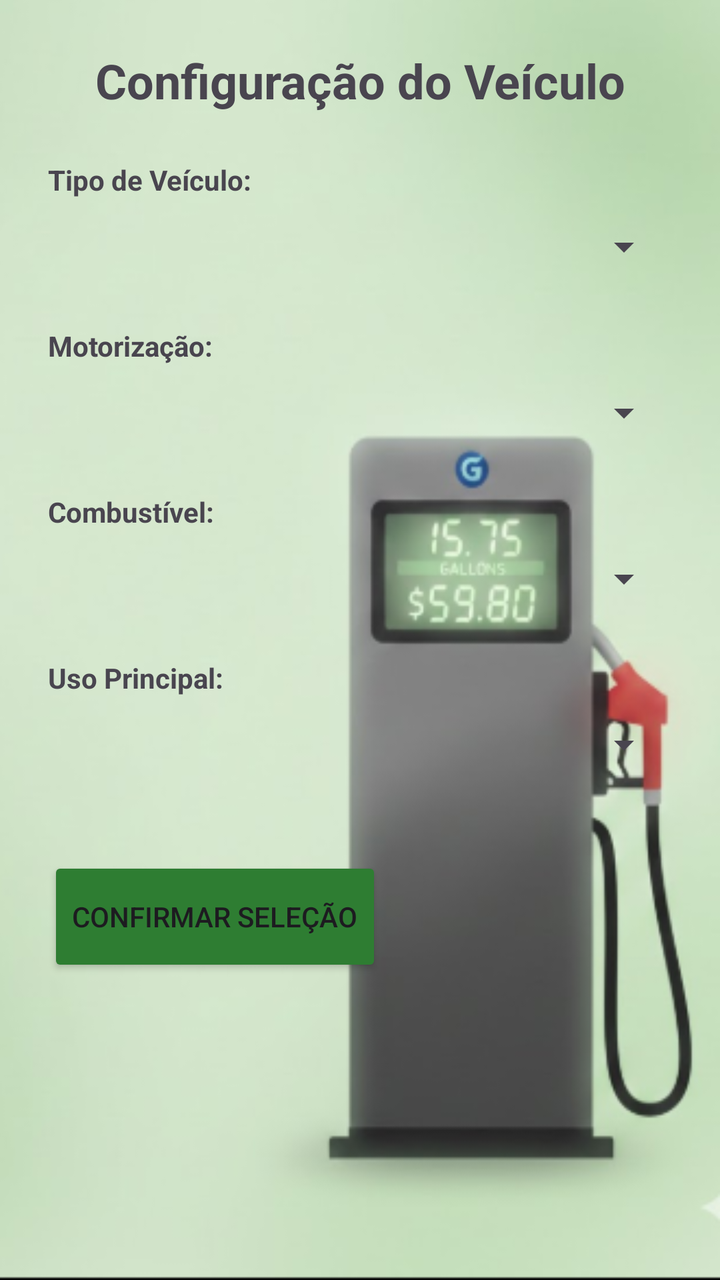
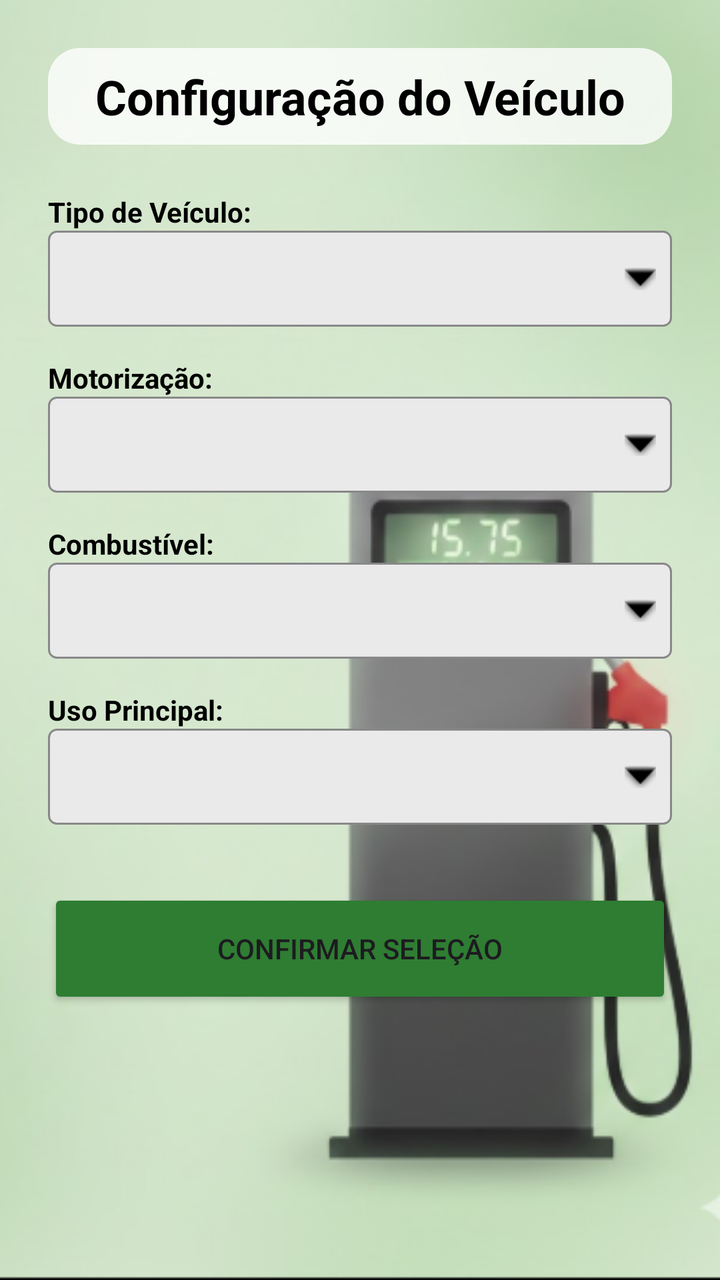

The first picture is an Android layout as it rendered before a commit; the second is the same layout after the commit. The layout source and the unified diff follow.
<!-- AndroidManifest.xml: application theme Theme.AppPostoGasolina -->
<!-- res/layout/activity_lista_combustivel.xml -->
<?xml version="1.0" encoding="utf-8"?>
<LinearLayout xmlns:android="http://schemas.android.com/apk/res/android"
    android:layout_width="match_parent"
    android:layout_height="match_parent"
    android:orientation="vertical"
    android:background="@drawable/fundo"
    android:padding="24dp">

    <TextView
        android:layout_width="match_parent"
        android:layout_height="wrap_content"
        android:text="Configuração do Veículo"
        android:textSize="24sp"
        android:textStyle="bold"
        android:gravity="center"
        android:layout_marginBottom="24dp"/>

    <TextView
        android:layout_width="wrap_content"
        android:layout_height="wrap_content"
        android:text="Tipo de Veículo:"
        android:textStyle="bold"/>
    <Spinner
        android:id="@+id/spTipoVeiculo"
        android:layout_width="match_parent"
        android:layout_height="wrap_content"
        android:layout_marginBottom="16dp"
        android:minHeight="48dp"/>

    <TextView
        android:layout_width="wrap_content"
        android:layout_height="wrap_content"
        android:text="Motorização:"
        android:textStyle="bold"/>
    <Spinner
        android:id="@+id/spMotorizacao"
        android:layout_width="match_parent"
        android:layout_height="wrap_content"
        android:layout_marginBottom="16dp"
        android:minHeight="48dp"/>

    <TextView
        android:layout_width="wrap_content"
        android:layout_height="wrap_content"
        android:text="Combustível:"
        android:textStyle="bold"/>
    <Spinner
        android:id="@+id/spCombustivel"
        android:layout_width="match_parent"
        android:layout_height="wrap_content"
        android:layout_marginBottom="16dp"
        android:minHeight="48dp"/>

    <TextView
        android:layout_width="wrap_content"
        android:layout_height="wrap_content"
        android:text="Uso Principal:"
        android:textStyle="bold"/>
    <Spinner
        android:id="@+id/spUso"
        android:layout_width="match_parent"
        android:layout_height="wrap_content"
        android:layout_marginBottom="32dp"
        android:minHeight="48dp"/>

    <Button
        android:id="@+id/btnConfirmar"
        android:layout_width="wrap_content"
        android:layout_height="60dp"
        android:text="Confirmar Seleção"
        android:backgroundTint="@color/primary_green"/>

</LinearLayout>
<!-- resources referenced by this layout -->
<resources>
  <color name="primary_green">#2E7D32</color>
  <!-- drawable fundo: png bitmap (drawable, 97595 bytes) -->
  <style name="Theme.AppPostoGasolina" parent="Base.Theme.AppPostoGasolina" />
  <style name="Base.Theme.AppPostoGasolina" parent="Theme.Material3.DayNight.NoActionBar">
          <item name="colorPrimary">@color/primary_green</item>
          <item name="colorPrimaryVariant">@color/primary_green_dark</item>
          <item name="colorOnPrimary">@color/white</item>
  
          <item name="colorSecondary">@color/secondary_orange</item>
          <item name="colorOnSecondary">@color/white</item>
  
          <item name="android:colorBackground">@color/background_light</item>
      </style>
  <color name="primary_green_dark">#1B5E20</color>
  <color name="white">#FFFFFFFF</color>
  <color name="secondary_orange">#763E04</color>
  <color name="background_light">#F5F5F5</color>
</resources>

<!-- the commit's change to res/layout/activity_lista_combustivel.xml (unified diff, before → after) -->
@@ -13,60 +13,76 @@
         android:textSize="24sp"
         android:textStyle="bold"
         android:gravity="center"
+        android:textColor="@android:color/black"
+        android:background="@drawable/bg_card_translucido"
+        android:padding="8dp"
         android:layout_marginBottom="24dp"/>
 
     <TextView
         android:layout_width="wrap_content"
         android:layout_height="wrap_content"
         android:text="Tipo de Veículo:"
-        android:textStyle="bold"/>
+        android:textStyle="bold"
+        android:textColor="@android:color/black"/>
+
     <Spinner
         android:id="@+id/spTipoVeiculo"
         android:layout_width="match_parent"
         android:layout_height="wrap_content"
         android:layout_marginBottom="16dp"
+        android:background="@drawable/bg_spinner"
         android:minHeight="48dp"/>
 
     <TextView
         android:layout_width="wrap_content"
         android:layout_height="wrap_content"
         android:text="Motorização:"
-        android:textStyle="bold"/>
+        android:textStyle="bold"
+        android:textColor="@android:color/black"/>
+
     <Spinner
         android:id="@+id/spMotorizacao"
         android:layout_width="match_parent"
         android:layout_height="wrap_content"
         android:layout_marginBottom="16dp"
+        android:background="@drawable/bg_spinner"
         android:minHeight="48dp"/>
 
     <TextView
         android:layout_width="wrap_content"
         android:layout_height="wrap_content"
         android:text="Combustível:"
-        android:textStyle="bold"/>
+        android:textStyle="bold"
+        android:textColor="@android:color/black"/>
+
     <Spinner
         android:id="@+id/spCombustivel"
         android:layout_width="match_parent"
         android:layout_height="wrap_content"
         android:layout_marginBottom="16dp"
+        android:background="@drawable/bg_spinner"
         android:minHeight="48dp"/>
 
     <TextView
         android:layout_width="wrap_content"
         android:layout_height="wrap_content"
         android:text="Uso Principal:"
-        android:textStyle="bold"/>
+        android:textStyle="bold"
+        android:textColor="@android:color/black"/>
+
     <Spinner
         android:id="@+id/spUso"
         android:layout_width="match_parent"
         android:layout_height="wrap_content"
         android:layout_marginBottom="32dp"
+        android:background="@drawable/bg_spinner"
         android:minHeight="48dp"/>
 
     <Button
         android:id="@+id/btnConfirmar"
-        android:layout_width="wrap_content"
+        android:layout_width="match_parent"
         android:layout_height="60dp"
+        android:layout_gravity="center_horizontal"
         android:text="Confirmar Seleção"
         android:backgroundTint="@color/primary_green"/>
 
<!-- resource entries referenced after the edit -->
@@ -1,6 +1,31 @@
 <!-- resources referenced by this layout -->
 <resources>
   <color name="primary_green">#2E7D32</color>
+  <!-- drawable bg_card_translucido (drawable) -->
+  <shape xmlns:android="http://schemas.android.com/apk/res/android">
+      <solid android:color="#CCFFFFFF"/>
+      <corners android:radius="16dp"/>
+      <padding
+          android:left="16dp"
+          android:top="16dp"
+          android:right="16dp"
+          android:bottom="16dp"/>
+  </shape>
+  <!-- drawable bg_spinner (drawable) -->
+  <?xml version="1.0" encoding="utf-8"?>
+  <layer-list xmlns:android="http://schemas.android.com/apk/res/android">
+      <item>
+          <shape android:shape="rectangle">
+              <solid android:color="#EAEAEA"/>
+              <corners android:radius="4dp"/>
+              <stroke android:width="1dp" android:color="#888888"/>
+          </shape>
+      </item>
+      <item android:gravity="end|center_vertical" android:right="8dp">
+          <bitmap android:src="@android:drawable/arrow_down_float"
+              android:tint="@android:color/black"/>
+      </item>
+  </layer-list>
   <!-- drawable fundo: png bitmap (drawable, 97595 bytes) -->
   <style name="Theme.AppPostoGasolina" parent="Base.Theme.AppPostoGasolina" />
   <style name="Base.Theme.AppPostoGasolina" parent="Theme.Material3.DayNight.NoActionBar">
